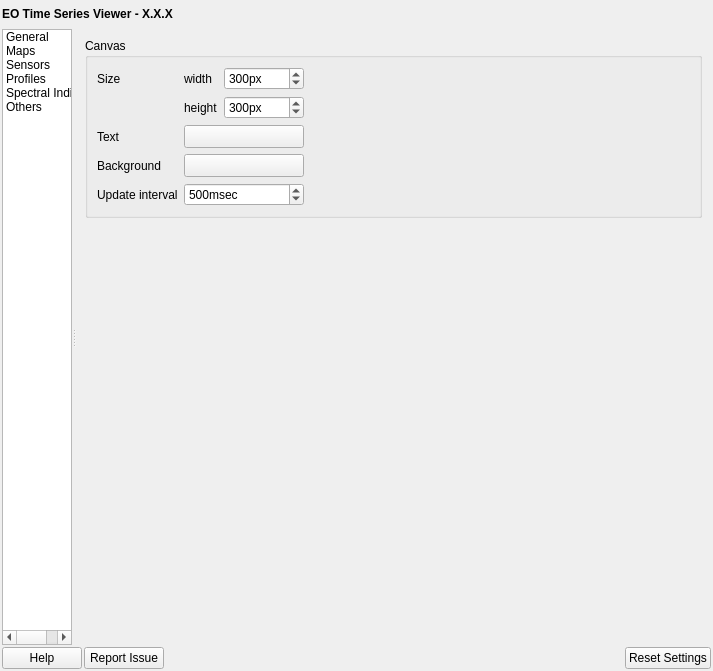
Qt form eotimeseriesviewer/settings/settings.ui (jakimowb/eo-time-series-viewer) before a commit.
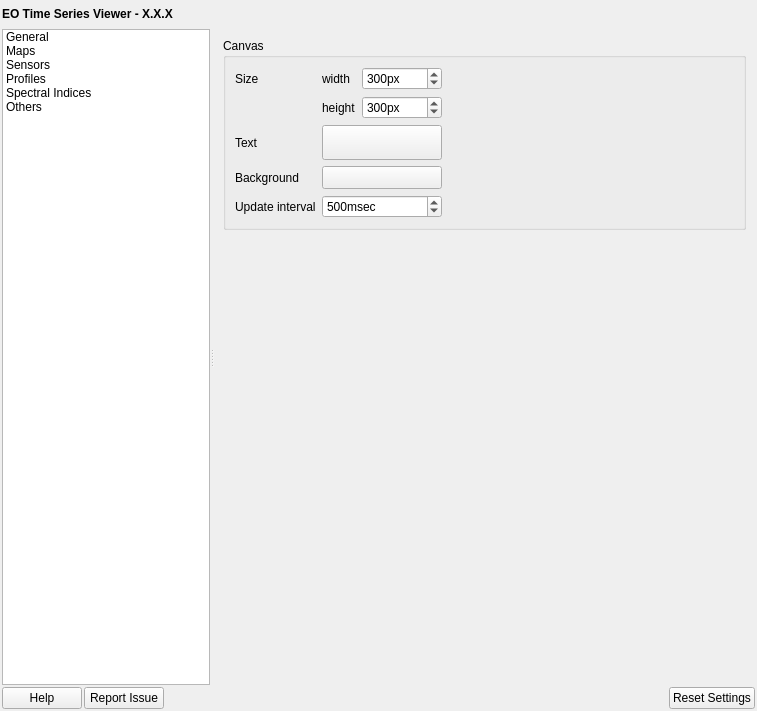
The same form after that commit. The open tabs and pages were chosen to show the change. Icons and pictures are not drawn. Custom widgets are drawn as their Qt base class.

Commit message: fixed text color in temporal profile plot to match selected window style

```diff
--- a/eotimeseriesviewer/settings/settings.ui
+++ b/eotimeseriesviewer/settings/settings.ui
@@ -6,10 +6,16 @@
    <rect>
     <x>0</x>
     <y>0</y>
-    <width>713</width>
-    <height>671</height>
+    <width>757</width>
+    <height>711</height>
    </rect>
   </property>
+  <property name="sizePolicy">
+   <sizepolicy hsizetype="Preferred" vsizetype="Preferred">
+    <horstretch>2</horstretch>
+    <verstretch>0</verstretch>
+   </sizepolicy>
+  </property>
   <property name="windowTitle">
    <string>Form</string>
   </property>
@@ -95,7 +101,7 @@
      </property>
      <widget class="QListWidget" name="listWidget">
       <property name="sizePolicy">
-       <sizepolicy hsizetype="Preferred" vsizetype="Expanding">
+       <sizepolicy hsizetype="Preferred" vsizetype="Preferred">
         <horstretch>1</horstretch>
         <verstretch>0</verstretch>
        </sizepolicy>
@@ -140,7 +146,7 @@
      <widget class="QStackedWidget" name="stackedWidget">
       <property name="sizePolicy">
        <sizepolicy hsizetype="Preferred" vsizetype="Preferred">
-        <horstretch>10</horstretch>
+        <horstretch>2</horstretch>
         <verstretch>0</verstretch>
        </sizepolicy>
       </property>
@@ -530,8 +536,11 @@
                <verstretch>0</verstretch>
               </sizepolicy>
              </property>
-             <property name="styleSheet">
-              <string notr="true">);</string>
+             <property name="minimumSize">
+              <size>
+               <width>0</width>
+               <height>35</height>
+              </size>
              </property>
             </widget>
            </item>
```
Left out of the diff: 6 changed lines with no effect on the pictures. The commit also changes 2 other files.
